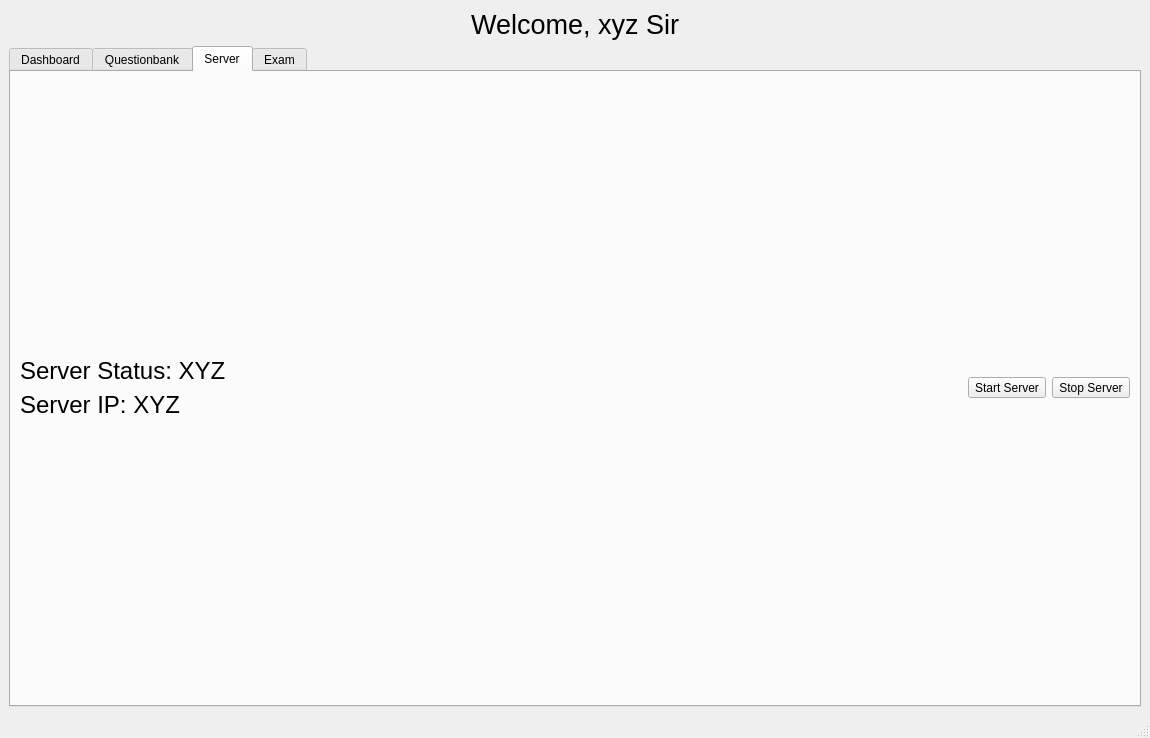
First picture: the form in UI-prototyping/TeacherModule/teachermodule.ui, repository KaziRifatMorshed/SmartXm, before the edit.
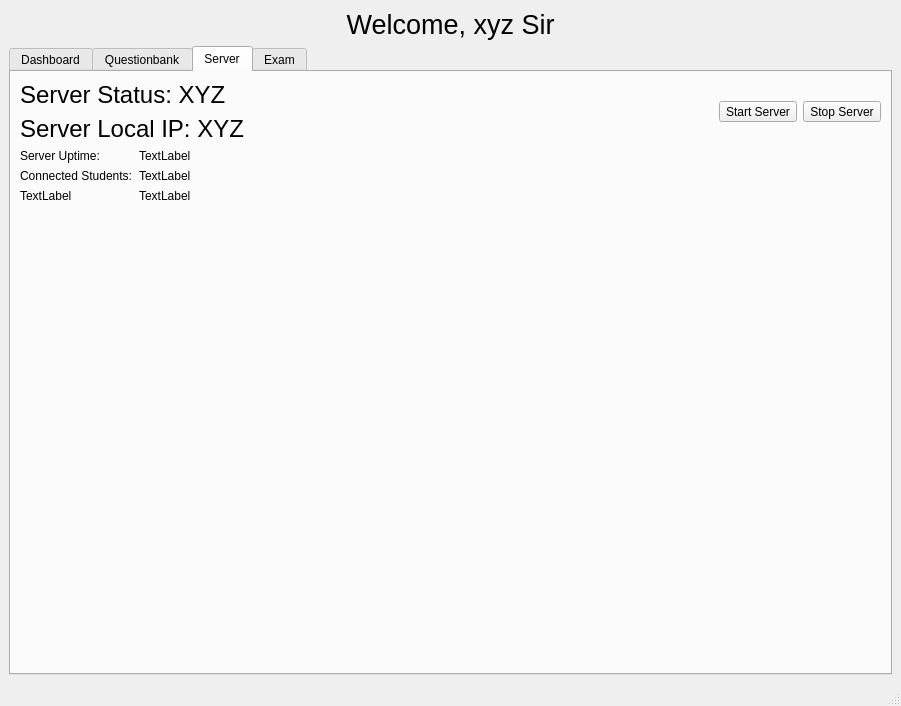
Second picture: the form after the edit. The open tabs and pages were chosen to show the change.

```diff
--- a/UI-prototyping/TeacherModule/teachermodule.ui
+++ b/UI-prototyping/TeacherModule/teachermodule.ui
@@ -6,8 +6,8 @@
    <rect>
     <x>0</x>
     <y>0</y>
-    <width>1150</width>
-    <height>738</height>
+    <width>901</width>
+    <height>706</height>
    </rect>
   </property>
   <property name="windowTitle">
@@ -56,7 +56,7 @@
             <item>
              <widget class="QLabel" name="serverIP_label_3">
               <property name="text">
-               <string>&lt;html&gt;&lt;head/&gt;&lt;body&gt;&lt;p&gt;&lt;span style=&quot; font-size:18pt;&quot;&gt;Server IP: XYZ&lt;/span&gt;&lt;/p&gt;&lt;/body&gt;&lt;/html&gt;</string>
+               <string>&lt;html&gt;&lt;head/&gt;&lt;body&gt;&lt;p&gt;&lt;span style=&quot; font-size:18pt;&quot;&gt;Server Local IP: XYZ&lt;/span&gt;&lt;/p&gt;&lt;/body&gt;&lt;/html&gt;</string>
               </property>
              </widget>
             </item>
@@ -82,6 +82,52 @@
           </item>
          </layout>
         </item>
+        <item>
+         <layout class="QFormLayout" name="formLayout">
+          <item row="0" column="0">
+           <widget class="QLabel" name="ServerUptimeLabel_2">
+            <property name="text">
+             <string>Server Uptime:</string>
+            </property>
+           </widget>
+          </item>
+          <item row="0" column="1">
+           <widget class="QLabel" name="label_3">
+            <property name="text">
+             <string>TextLabel</string>
+            </property>
+           </widget>
+          </item>
+          <item row="1" column="0">
+           <widget class="QLabel" name="ConnectedStudentslabel">
+            <property name="text">
+             <string>Connected Students:</string>
+            </property>
+           </widget>
+          </item>
+          <item row="1" column="1">
+           <widget class="QLabel" name="label_5">
+            <property name="text">
+             <string>TextLabel</string>
+            </property>
+           </widget>
+          </item>
+          <item row="2" column="0">
+           <widget class="QLabel" name="label_6">
+            <property name="text">
+             <string>TextLabel</string>
+            </property>
+           </widget>
+          </item>
+          <item row="2" column="1">
+           <widget class="QLabel" name="label_7">
+            <property name="text">
+             <string>TextLabel</string>
+            </property>
+           </widget>
+          </item>
+         </layout>
+        </item>
        </layout>
       </widget>
       <widget class="QWidget" name="exam_tab">
```
Left out of the diff: 18 changed lines with no effect on the pictures.
